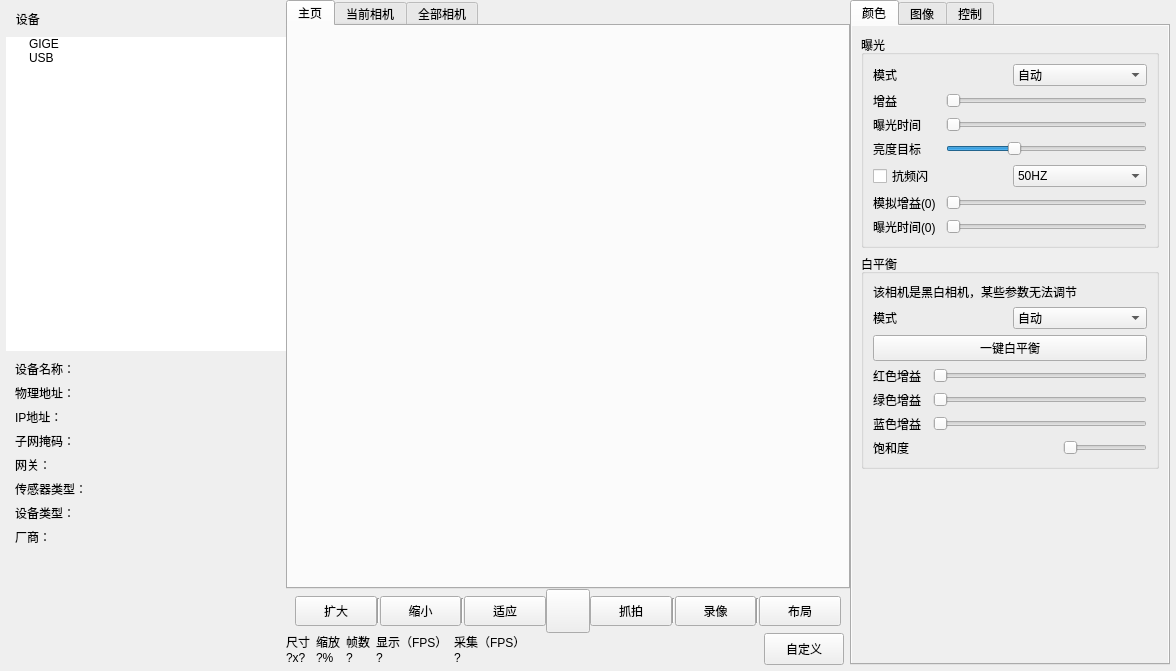
This is mainwindow.ui in sltruman/mind-vision-example as Qt 5 draws it before an edit. The edited form follows.
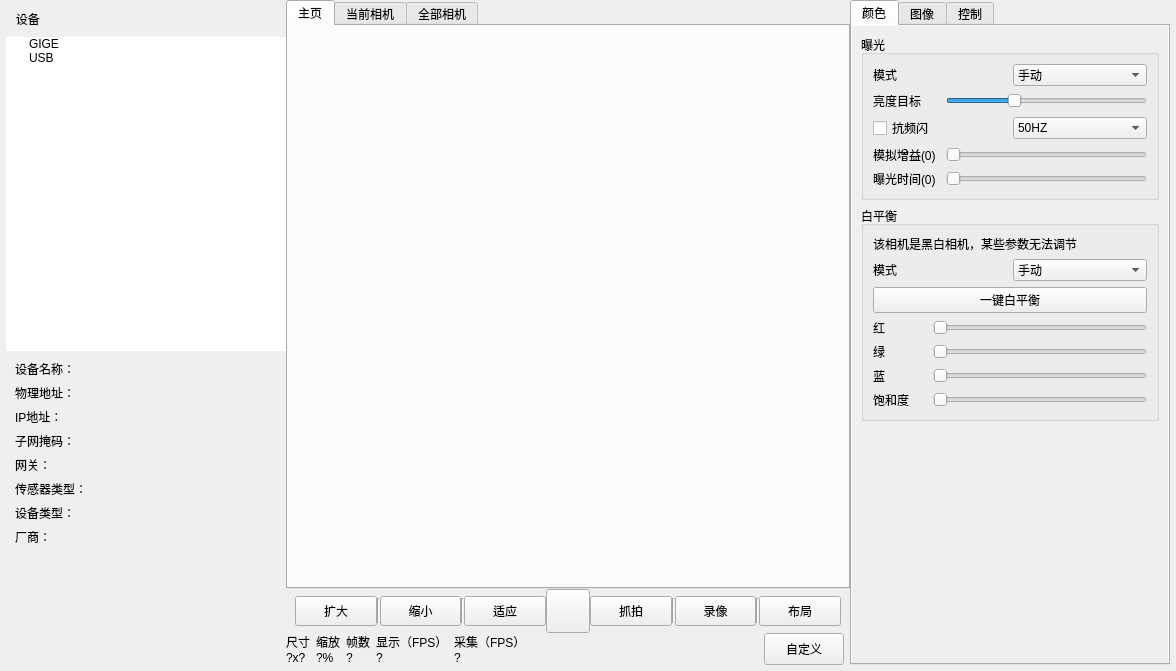
This is the edited form. Icons and pictures are not drawn.

Patch:
```diff
--- a/mainwindow.ui
+++ b/mainwindow.ui
@@ -1078,7 +1078,7 @@
                      <widget class="QComboBox" name="comboBox_exposureMode">
                       <item>
                        <property name="text">
-                        <string>自动</string>
+                        <string>手动</string>
                        </property>
                       </item>
                       <item>
@@ -1090,51 +1090,6 @@
                     </item>
                    </layout>
                   </item>
-                  <item>
-                   <layout class="QHBoxLayout" name="horizontalLayout_14" stretch="2,6">
-                    <item>
-                     <widget class="QLabel" name="label_4">
-                      <property name="text">
-                       <string>增益</string>
-                      </property>
-                     </widget>
-                    </item>
-                    <item>
-                     <widget class="QSlider" name="horizontalSlider_gain">
-                      <property name="orientation">
-                       <enum>Qt::Horizontal</enum>
-                      </property>
-                      <property name="invertedAppearance">
-                       <bool>false</bool>
-                      </property>
-                      <property name="invertedControls">
-                       <bool>false</bool>
-                      </property>
-                      <property name="tickPosition">
-                       <enum>QSlider::NoTicks</enum>
-                      </property>
-                     </widget>
-                    </item>
-                   </layout>
-                  </item>
-                  <item>
-                   <layout class="QHBoxLayout" name="horizontalLayout_15" stretch="2,6">
-                    <item>
-                     <widget class="QLabel" name="label_5">
-                      <property name="text">
-                       <string>曝光时间</string>
-                      </property>
-                     </widget>
-                    </item>
-                    <item>
-                     <widget class="QSlider" name="horizontalSlider_exposure_time">
-                      <property name="orientation">
-                       <enum>Qt::Horizontal</enum>
-                      </property>
-                     </widget>
-                    </item>
-                   </layout>
-                  </item>
                   <item>
                    <layout class="QHBoxLayout" name="horizontalLayout_16" stretch="2,6">
                     <item>
@@ -1270,12 +1225,7 @@
                      </widget>
                     </item>
                     <item>
-                     <widget class="QComboBox" name="comboBox_exposureMode_3">
-                      <item>
-                       <property name="text">
-                        <string>自动</string>
-                       </property>
-                      </item>
+                     <widget class="QComboBox" name="comboBox_whiteBalanceMode">
                       <item>
                        <property name="text">
                         <string>手动</string>
@@ -1297,7 +1247,7 @@
                     <item>
                      <widget class="QLabel" name="label_14">
                       <property name="text">
-                       <string>红色增益</string>
+                       <string>红</string>
                       </property>
                      </widget>
                     </item>
@@ -1321,7 +1271,7 @@
                     <item>
                      <widget class="QLabel" name="label_15">
                       <property name="text">
-                       <string>绿色增益</string>
+                       <string>绿</string>
                       </property>
                      </widget>
                     </item>
@@ -1342,7 +1292,7 @@
                     <item>
                      <widget class="QLabel" name="label_16">
                       <property name="text">
-                       <string>蓝色增益</string>
+                       <string>蓝</string>
                       </property>
                      </widget>
                     </item>
@@ -1359,7 +1309,7 @@
                    </layout>
                   </item>
                   <item>
-                   <layout class="QHBoxLayout" name="horizontalLayout_49" stretch="2,0">
+                   <layout class="QHBoxLayout" name="horizontalLayout_49" stretch="2,8">
                     <item>
                      <widget class="QLabel" name="label_17">
                       <property name="text">
```
Left out of the diff: 35 changed lines with no effect on the pictures.
